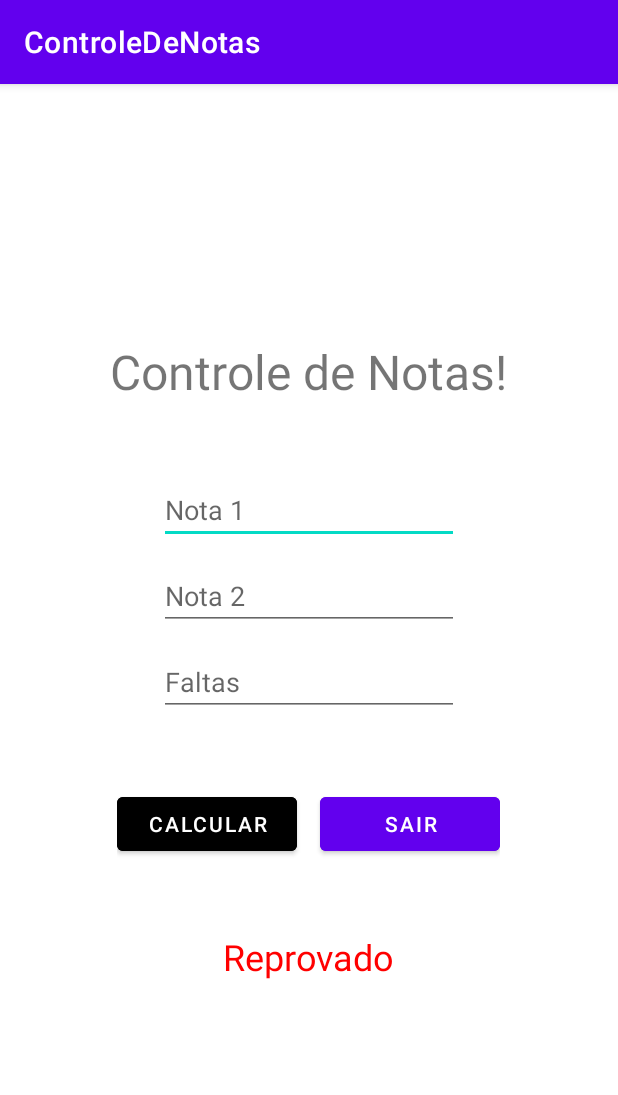
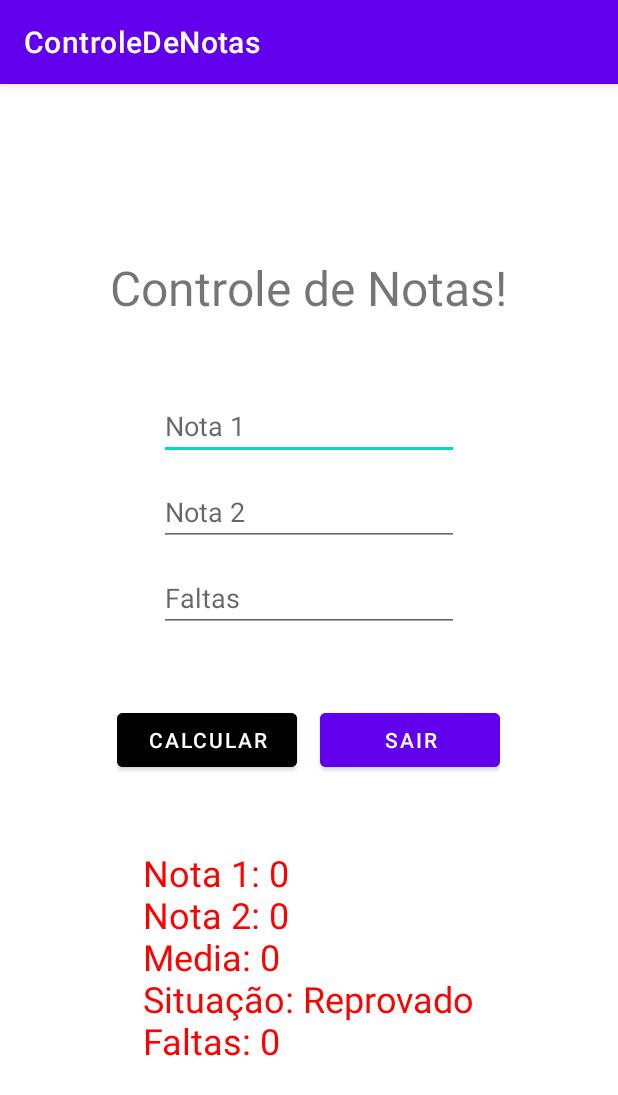
Before and after one commit to Danilomunhe/ControleDeNotas, an Android app: the screen it shows after launch (MainActivity), after a tap on "CALCULAR", on a phone screen of 412 x 824 dp. Shown: the top 1095 px of the screen. Run offline under Robolectric (Android 15) with nearby library versions, the light colour scheme and no system bars; 3 statements that could not run were skipped.

Commit message:
Personalizando o layout

```diff
--- a/app/src/main/java/com/senai/controledenotas/MainActivity.kt
+++ b/app/src/main/java/com/senai/controledenotas/MainActivity.kt
@@ -23,11 +23,19 @@ class MainActivity : AppCompatActivity() {
             val resultado = findViewById<TextView>(R.id.resultado)
             val media = (nota1 + nota2) / 2
 
-            if (media>=5) {
-                resultado.text = "Aprovado"
-                resultado.setTextColor(Color.GREEN)
-            }else {
-                resultado.text = "Reprovado"
+            if(faltas<=10) {
+                if (media >= 5) {
+                    resultado.text =
+                        "Nota 1: " + nota1 + "\n" + "Nota 2: " + nota2 + "\n"+"Media: " + media + "\n"+ "Situação: Aprovado" + "\n" + "Faltas: " + faltas
+                    resultado.setTextColor(Color.GREEN)
+                } else {
+                    resultado.text =
+                        "Nota 1: " + nota1 + "\n" + "Nota 2: " + nota2 + "\n" + "Media: " + media + "\n"+ "Situação: Reprovado" + "\n" + "Faltas: " + faltas
+                    resultado.setTextColor(Color.RED)
+                }
+            }else{
+                resultado.text =
+                    "Nota 1: " + nota1 + "\n" + "Nota 2: " + nota2 + "\n" + "Media: " + media + "\n" + "Situação: Reprovado" + "\n" + "Faltas: " + faltas
                 resultado.setTextColor(Color.RED)
             }
         }
--- a/app/src/main/res/layout/activity_main.xml
+++ b/app/src/main/res/layout/activity_main.xml
@@ -75,7 +75,7 @@
         android:id="@+id/resultado"
         android:layout_width="wrap_content"
         android:layout_height="wrap_content"
-        android:text="Texto para teste"
+        android:text="Para ser aprovado sua média deve ser maior que 5 e ter menos do que 10 faltas"
         android:textSize="24sp"
         android:textColor="@color/purple_500"
         />
```
